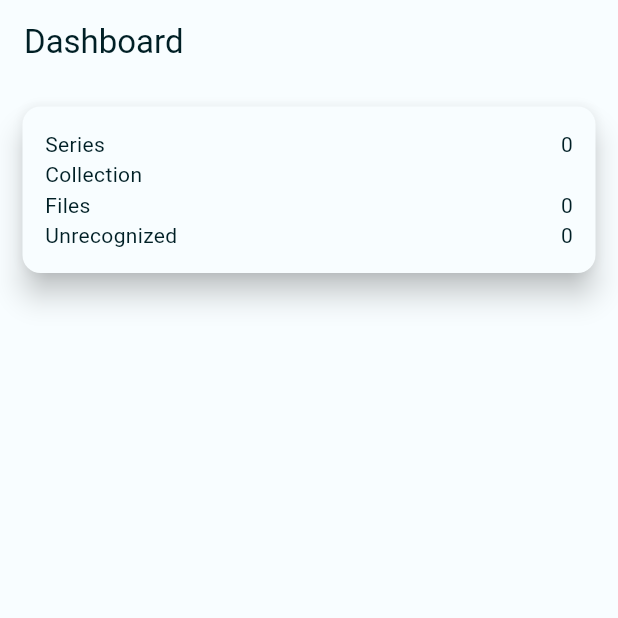
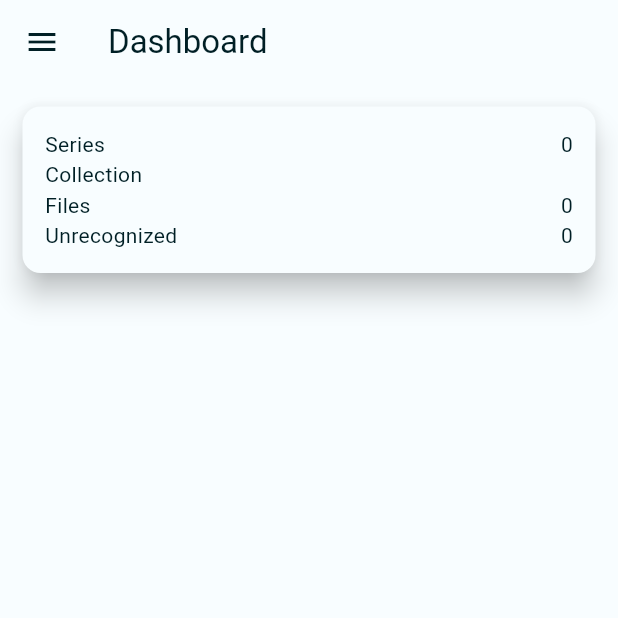
Before and after one commit to amitjha329/Shoko-Flutter-App, a Flutter app: the HomePage screen opened directly with empty values, on a phone screen of 412 x 824 dp, the top half of it. Run offline on Flutter 3.47's test engine with Material 2 defaults, Android fonts, the light colour scheme and no system bars; our stand-ins replace shared_preferences; missing offline and left inert: shared_preferences_android, shared_preferences_foundation, shared_preferences_windows; accounts and stored records are empty; network calls fail.

Commit message:
saved username and added drawer

```diff
--- a/lib/pages/home.dart
+++ b/lib/pages/home.dart
@@ -34,6 +34,7 @@ class _HomePageState extends State<HomePage> {
       appBar: AppBar(
         title: const Text("Dashboard"),
       ),
+      drawer: const Drawer(elevation: 20, child: Text("")),
       body: Column(
         children: [
           Card(
--- a/lib/pages/login.dart
+++ b/lib/pages/login.dart
@@ -36,6 +36,7 @@ class _LoginPageState extends State<LoginPage> {
     prefs = await SharedPreferences.getInstance();
     serverHostController.text = prefs?.getString("serverhost") ?? "";
     serverPortController.text = prefs?.getString("serverport") ?? "";
+    usernameController.text = prefs?.getString("user") ?? "";
   }
 
   @override
@@ -212,6 +213,7 @@ class _LoginPageState extends State<LoginPage> {
                     behavior: SnackBarBehavior.floating));
                 return;
               }
+              prefs?.setString("user", usernameController.text);
               ShokoApiCall("")
                   .authenticate(
                       usernameController.text, passwordController.text)
```
